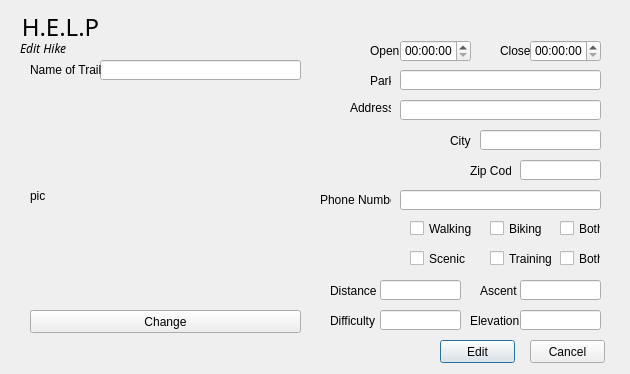
The window that build-groupG-Desktop_Qt_5_15_1_MinGW_64_bit-Debug/groupG/edithikes.ui (vuandy50/GROUP_G) describes before a commit, drawn with Qt 5.
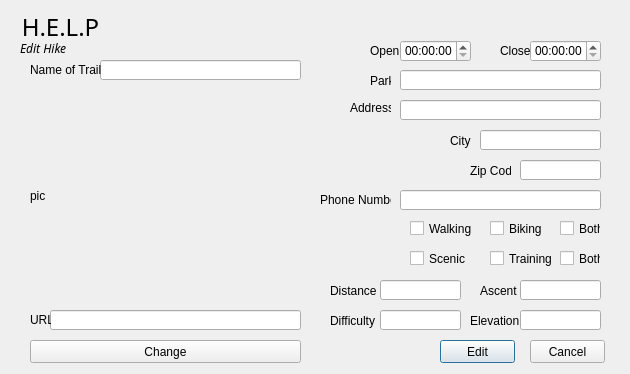
The same window after the commit.

Patch:
```diff
--- a/build-groupG-Desktop_Qt_5_15_1_MinGW_64_bit-Debug/groupG/edithikes.ui
+++ b/build-groupG-Desktop_Qt_5_15_1_MinGW_64_bit-Debug/groupG/edithikes.ui
@@ -398,10 +398,10 @@
   <widget class="QLabel" name="errorMesg">
    <property name="geometry">
     <rect>
-     <x>350</x>
-     <y>40</y>
-     <width>211</width>
-     <height>16</height>
+     <x>400</x>
+     <y>10</y>
+     <width>201</width>
+     <height>20</height>
     </rect>
    </property>
    <property name="text">
@@ -461,7 +461,7 @@
    <property name="geometry">
     <rect>
      <x>30</x>
-     <y>310</y>
+     <y>340</y>
      <width>271</width>
      <height>23</height>
     </rect>
@@ -483,6 +483,29 @@
     <string>pic</string>
    </property>
   </widget>
+  <widget class="QLineEdit" name="url">
+   <property name="geometry">
+    <rect>
+     <x>50</x>
+     <y>310</y>
+     <width>251</width>
+     <height>20</height>
+    </rect>
+   </property>
+  </widget>
+  <widget class="QLabel" name="label_14">
+   <property name="geometry">
+    <rect>
+     <x>30</x>
+     <y>310</y>
+     <width>21</width>
+     <height>20</height>
+    </rect>
+   </property>
+   <property name="text">
+    <string>URL</string>
+   </property>
+  </widget>
  </widget>
  <resources/>
  <connections/>
```
